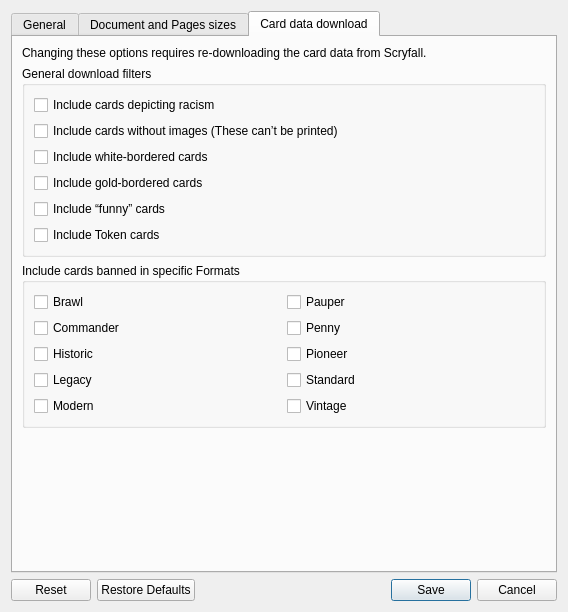
This is mtg_proxy_printer/resources/ui/settings_window.ui in luziferius/MTGProxyPrinter as Qt 5 draws it before an edit. The edited form follows.
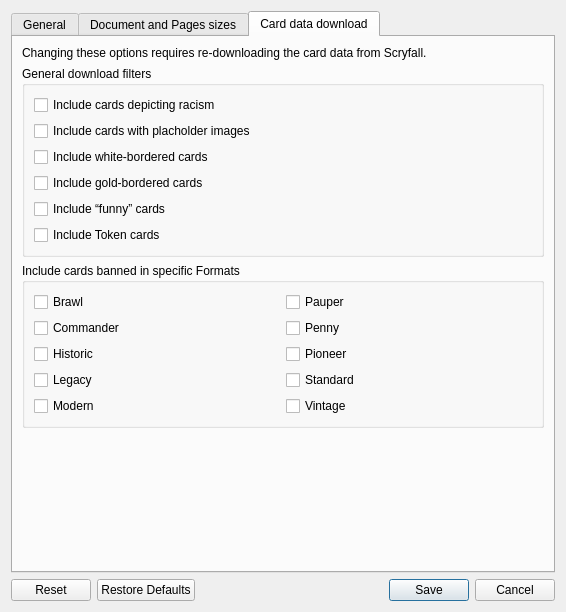
This is the edited form. The open tabs and pages were chosen to show the change. Icons and pictures are not drawn.

Commit message:
Import filter: Always skip all cards that have no images at all. These can not be printed and cause issues at various locations, require weaken database column constraints and extra code to deal with None/NULLs in place of images. It is not worth supporting these, given that they can’t be printed anyways.
FossilOrigin-Name: ea24f5fafd79c589266ba9cc634345727d8f4c31d24c42e55ec96f8b79d55d9e

What changed in the file:
```diff
--- a/mtg_proxy_printer/resources/ui/settings_window.ui
+++ b/mtg_proxy_printer/resources/ui/settings_window.ui
@@ -6,7 +6,7 @@
    <rect>
     <x>0</x>
     <y>0</y>
-    <width>568</width>
+    <width>566</width>
     <height>612</height>
    </rect>
   </property>
@@ -613,7 +613,7 @@
 “This card is not available in the selected language.”</string>
             </property>
             <property name="text">
-             <string>Include cards without images (These can’t be printed)</string>
+             <string>Include cards with placholder images</string>
             </property>
            </widget>
           </item>
```
Left out of the diff: 10 changed lines with no effect on the pictures. The commit also changes 3 other files.
